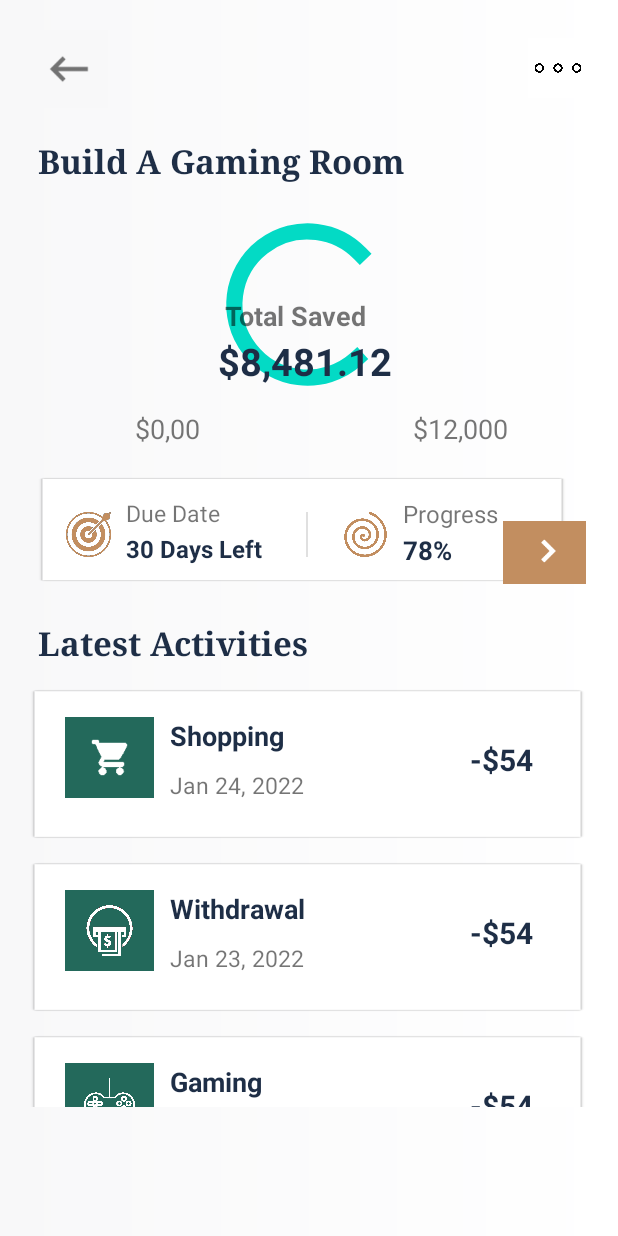
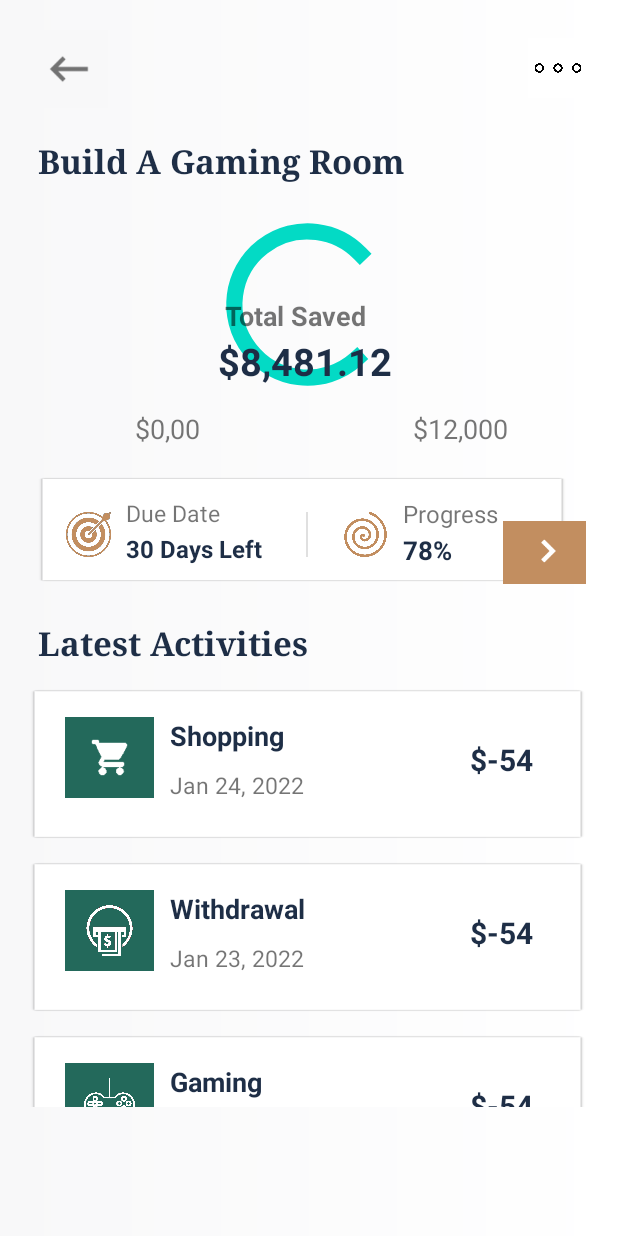
Before and after one commit to gracenudze/money-manager, an Android app: the GamingRoomActivity screen opened directly, with no data from a screen before it, on a phone screen of 412 x 824 dp. Run offline under Robolectric (Android 15) with nearby library versions, the phone set to English and light mode, and no system bars; plain views replace SemiCircleArcProgressBar; Roboto replaces fonts that are not available here.

Commit message:
Refactoring and Enhancement of Code

```diff
--- a/app/src/main/java/com/example/moneymanager/ActivityItem.kt
+++ /dev/null
@@ -1,3 +0,0 @@
-package com.example.moneymanager
-
-data class ActivityItem(val activityIcons: Int, val activityNames: String, val activityDates: String, val balance: String)
--- a/app/src/main/java/com/example/moneymanager/GamingRoomActivity.kt
+++ b/app/src/main/java/com/example/moneymanager/GamingRoomActivity.kt
@@ -6,35 +6,26 @@ import android.view.View
 import android.widget.ImageButton
 import androidx.appcompat.app.AppCompatActivity
 import androidx.recyclerview.widget.RecyclerView
-import java.util.ArrayList
+import com.example.moneymanager.model.Activity
 
 class GamingRoomActivity : AppCompatActivity() {
-    val activityList = ArrayList<ActivityItem>()
-    var activityLogos = intArrayOf(R.drawable.ic_shopping_cart, R.drawable.withdrawal_icon,
-            R.drawable.gaming_icon)
-    var activityNames = arrayOf("Shopping", "Withdrawal", "Gaming")
-    var activityDates = arrayOf("Jan 24, 2022", "Jan 23, 2022", "Jan 21, 2022")
-    var activityBalance = arrayOf("-$54", "-$54", "-$54")
+    private val activities = listOf(
+        Activity(R.drawable.ic_shopping_cart, "Shopping", "Jan 24, 2022", "$-54"),
+        Activity(R.drawable.withdrawal_icon, "Withdrawal", "Jan 23, 2022", "$-54"),
+        Activity(R.drawable.gaming_icon, "Gaming", "Jan 21, 2022", "$-54")
+    )
 
     override fun onCreate(savedInstanceState: Bundle?) {
         super.onCreate(savedInstanceState)
         setContentView(R.layout.activity_gaming_room)
-        createActivityList()
+
         val activityRecycler: RecyclerView = findViewById(R.id.rvActivities)
-        val firstSection = GamingRoomAdapter(activityList)
+        val firstSection = GamingRoomAdapter(activities)
         activityRecycler.adapter = firstSection
         val btnBack: ImageButton = findViewById(R.id.btnBack)
-        btnBack.setOnClickListener(View.OnClickListener {
+        btnBack.setOnClickListener {
             val intent = Intent(this@GamingRoomActivity, MainActivity::class.java)
             startActivity(intent)
-        })
-    }
-
-    private fun createActivityList() {
-        for ((index, names) in activityNames.withIndex()) {
-            val activityList = ActivityItem(activityLogos[index], names,
-                    activityDates[index], activityBalance[index])
-            this.activityList.add(activityList)
         }
     }
 }
--- a/app/src/main/java/com/example/moneymanager/GamingRoomAdapter.kt
+++ b/app/src/main/java/com/example/moneymanager/GamingRoomAdapter.kt
@@ -6,14 +6,14 @@ import android.view.ViewGroup
 import android.view.LayoutInflater
 import android.view.View
 import android.widget.ImageView
-import java.util.ArrayList
+import com.example.moneymanager.model.Activity
 
-class GamingRoomAdapter(private val mActivityItem: ArrayList<ActivityItem>) : RecyclerView.Adapter<GamingRoomAdapter.ViewHolder>() {
+class GamingRoomAdapter(private val activities: List<Activity>) : RecyclerView.Adapter<GamingRoomAdapter.ViewHolder>() {
     inner class ViewHolder(itemView: View) : RecyclerView.ViewHolder(itemView) {
-        var activityImages: ImageView = itemView.findViewById(R.id.ivActivityLogos)
-        var activityNames: TextView = itemView.findViewById(R.id.tvActivityNames)
-        var activityDates: TextView = itemView.findViewById(R.id.tvActivityDates)
-        var balance: TextView = itemView.findViewById(R.id.tvActivity_balance)
+        val activityImage: ImageView = itemView.findViewById(R.id.ivActivityLogos)
+        val activityName: TextView = itemView.findViewById(R.id.tvActivityNames)
+        val activityDate: TextView = itemView.findViewById(R.id.tvActivityDates)
+        val balance: TextView = itemView.findViewById(R.id.tvActivity_balance)
 
     }
 
@@ -30,17 +30,17 @@ class GamingRoomAdapter(private val mActivityItem: ArrayList<ActivityItem>) : Re
     }
 
     override fun onBindViewHolder(holder: ViewHolder, position: Int) {
-        val activityList = mActivityItem[position]
-        holder.activityImages.setImageResource(activityList.activityIcons)
+        val activity = activities[position]
+        holder.activityImage.setImageResource(activity.icon)
         if (position == 0) {
-            holder.activityImages.setPadding(5, 5, 5, 5)
+            holder.activityImage.setPadding(5, 5, 5, 5)
         }
-        holder.activityNames.text = activityList.activityNames
-        holder.activityDates.text = activityList.activityDates
-        holder.balance.text = activityList.balance
+        holder.activityName.text = activity.name
+        holder.activityDate.text = activity.date
+        holder.balance.text = activity.balance
     }
 
     override fun getItemCount(): Int {
-        return mActivityItem.size
+        return activities.size
     }
 }
--- a/app/src/main/java/com/example/moneymanager/TransactionItem.kt
+++ /dev/null
@@ -1,3 +0,0 @@
-package com.example.moneymanager
-
-data class TransactionItem(val transactionLogos: Int, val transactionNames: String, val transactionDate: String, val budget: String)
--- /dev/null
+++ b/app/src/main/java/com/example/moneymanager/model/Activity.kt
@@ -0,0 +1,5 @@
+package com.example.moneymanager.model
+
+import androidx.annotation.DrawableRes
+
+data class Activity(@DrawableRes val icon: Int, val name: String, val date: String, val balance: String)
--- /dev/null
+++ b/app/src/main/java/com/example/moneymanager/model/Transaction.kt
@@ -0,0 +1,5 @@
+package com.example.moneymanager.model
+
+import androidx.annotation.DrawableRes
+
+data class Transaction(val name: String, @DrawableRes val logo: Int, val date: String, val budget: String)
```
Also changed, not shown: app/src/main/java/com/example/moneymanager/MainActivity.kt (+15 -20 lines), app/src/main/java/com/example/moneymanager/TransactionAdapter.kt (+13 -13 lines).
